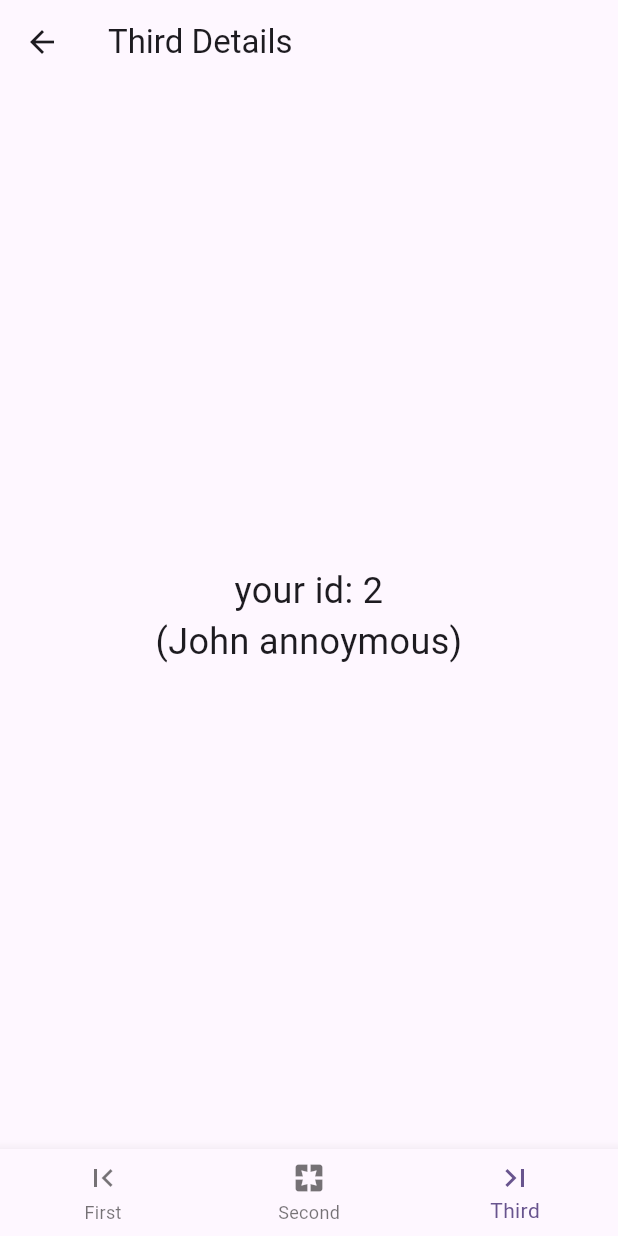
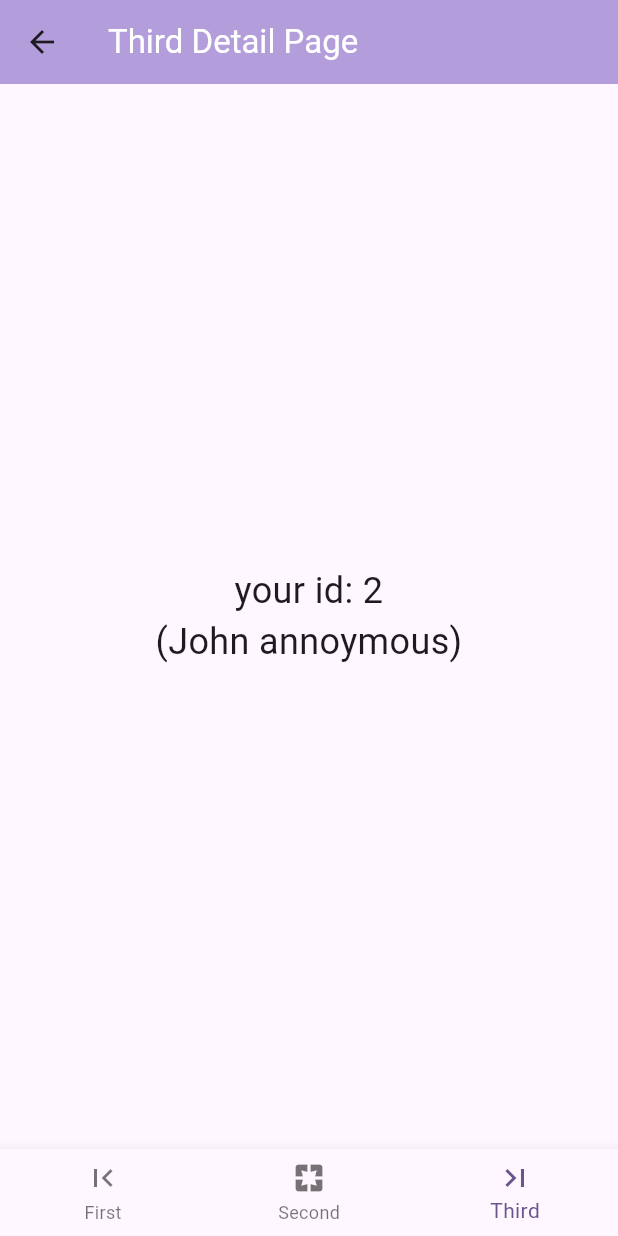
Before and after one commit to jsmile/riverod_gorouter, a Flutter app: the ThirdPage screen opened by its route, after a tap on "View Third Details", on a phone screen of 412 x 824 dp. Run offline on Flutter 3.47's test engine with Material 3 defaults, Android fonts, the light colour scheme and no system bars; our stand-ins replace flutter_riverpod, go_router, riverpod_annotation, shared_preferences, url_strategy; accounts and stored records are empty; generated files the repository leaves out were written again.

Commit message:
주석추가

```diff
--- a/lib/src/config/router/router_provider.dart
+++ b/lib/src/config/router/router_provider.dart
@@ -26,7 +26,8 @@ GoRouter router(RouterRef ref) {
   return GoRouter(
     navigatorKey: _navigatorKey,
     redirect: (context, state) {
-      final authenticated = authState;
+      // GoRouter 의 state 가 변할 때마다 호출됨.
+      final authenticated = authState; // 특히 authState 변화 시
       // final tryingSignin = state.matchedLocation == '/signin';
       // final tryingSignup = state.matchedLocation == '/signup';
       final tryingSignin = state.matchedLocation == RouterNames.signin;
@@ -101,21 +102,22 @@ GoRouter router(RouterRef ref) {
           StatefulShellBranch(
             routes: [
               GoRoute(
-                path: '/third',
+                path: '/third', // route 시작이라서 '/' 으로 시작함.
                 name: RouterNames.third,
                 builder: (context, state) => const ThirdPage(),
                 routes: [
                   GoRoute(
-                      path: 'details/:id',
+                      path: 'details/:id', // sub route 라서 '/' 으로 시작하지 않음.
                       name: RouterNames.thirdDetails,
                       builder: (context, state) {
-                        final id = state.pathParameters['id']!;
+                        final id =
+                            state.pathParameters['id']!; // pathParameters
                         final firstName =
                             state.uri.queryParameters['firstName'] ??
                                 'annoymous';
                         final lastName =
                             state.uri.queryParameters['lastName'] ??
-                                'annoymous';
+                                'annoymous'; // queryparmaeters
                         return ThirdDetailsPage(
                           id: id,
                           firstName: firstName,
--- a/lib/src/pages/first_details_page.dart
+++ b/lib/src/pages/first_details_page.dart
@@ -14,7 +14,11 @@ class _FirstDetailsPageState extends State<FirstDetailsPage> {
   Widget build(BuildContext context) {
     return Scaffold(
       appBar: AppBar(
-        title: const Text('First Details Page'),
+        title: const Text(
+          'First Detail Page',
+          style: TextStyle(color: Colors.white),
+        ),
+        backgroundColor: Colors.deepPurple[200],
       ),
       body: Center(
         child: Column(
--- a/lib/src/pages/first_page.dart
+++ b/lib/src/pages/first_page.dart
@@ -10,7 +10,11 @@ class FirstPage extends StatelessWidget {
   Widget build(BuildContext context) {
     return Scaffold(
       appBar: AppBar(
-        title: const Text('First'),
+        title: const Text(
+          'First Page',
+          style: TextStyle(color: Colors.white),
+        ),
+        backgroundColor: Colors.deepPurple[200],
       ),
       body: Center(
         child: Column(
--- a/lib/src/pages/scaffold_with_navbar.dart
+++ b/lib/src/pages/scaffold_with_navbar.dart
@@ -6,7 +6,7 @@ import 'package:go_router/go_router.dart';
 class ScaffoldWithNavBar extends StatelessWidget {
   /// Constructs an [ScaffoldWithNavBar].
   const ScaffoldWithNavBar({
-    required this.navigationShell,
+    required this.navigationShell, // navigationShell is the StatefulNavigationShell
     Key? key,
   }) : super(key: key ?? const ValueKey<String>('ScaffoldWithNavBar'));
 
@@ -16,7 +16,7 @@ class ScaffoldWithNavBar extends StatelessWidget {
   @override
   Widget build(BuildContext context) {
     return Scaffold(
-      body: navigationShell,
+      body: navigationShell, // body 에 StatefulNavigationShell( 경로 ) 지정
       bottomNavigationBar: BottomNavigationBar(
         // Here, the items of BottomNavigationBar are hard coded. In a real
         // world scenario, the items would most likely be generated from the
--- a/lib/src/pages/second_details_page.dart
+++ b/lib/src/pages/second_details_page.dart
@@ -12,7 +12,11 @@ class SecondDetailsPage extends StatelessWidget {
   Widget build(BuildContext context) {
     return Scaffold(
       appBar: AppBar(
-        title: const Text('Second Details'),
+        title: const Text(
+          'Second Detail Page',
+          style: TextStyle(color: Colors.white),
+        ),
+        backgroundColor: Colors.deepPurple[200],
       ),
       body: Center(
         child: Text(
--- a/lib/src/pages/second_page.dart
+++ b/lib/src/pages/second_page.dart
@@ -9,7 +9,11 @@ class SecondPage extends StatelessWidget {
   Widget build(BuildContext context) {
     return Scaffold(
       appBar: AppBar(
-        title: const Text('Second'),
+        title: const Text(
+          'Second Page',
+          style: TextStyle(color: Colors.white),
+        ),
+        backgroundColor: Colors.deepPurple[200],
       ),
       body: Center(
         child: Column(
--- a/lib/src/pages/third_details_page.dart
+++ b/lib/src/pages/third_details_page.dart
@@ -16,7 +16,11 @@ class ThirdDetailsPage extends StatelessWidget {
   Widget build(BuildContext context) {
     return Scaffold(
       appBar: AppBar(
-        title: const Text('Third Details'),
+        title: const Text(
+          'Third Detail Page',
+          style: TextStyle(color: Colors.white),
+        ),
+        backgroundColor: Colors.deepPurple[200],
       ),
       body: Center(
         child: Text(
--- a/lib/src/pages/third_page.dart
+++ b/lib/src/pages/third_page.dart
@@ -12,7 +12,11 @@ class ThirdPage extends ConsumerWidget {
   Widget build(BuildContext context, WidgetRef ref) {
     return Scaffold(
       appBar: AppBar(
-        title: const Text('Third'),
+        title: const Text(
+          'Third Page',
+          style: TextStyle(color: Colors.white),
+        ),
+        backgroundColor: Colors.deepPurple[200],
       ),
       body: Center(
         child: Column(
```
Also changed, not shown: pubspec.yaml (+2 -6 lines).
